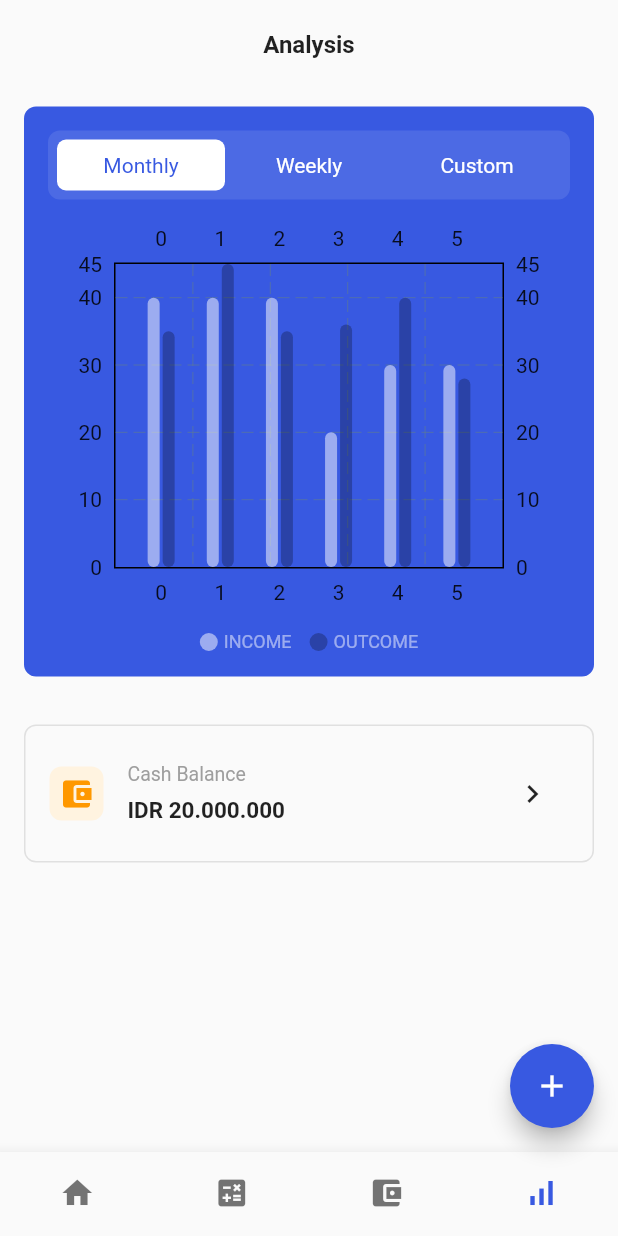
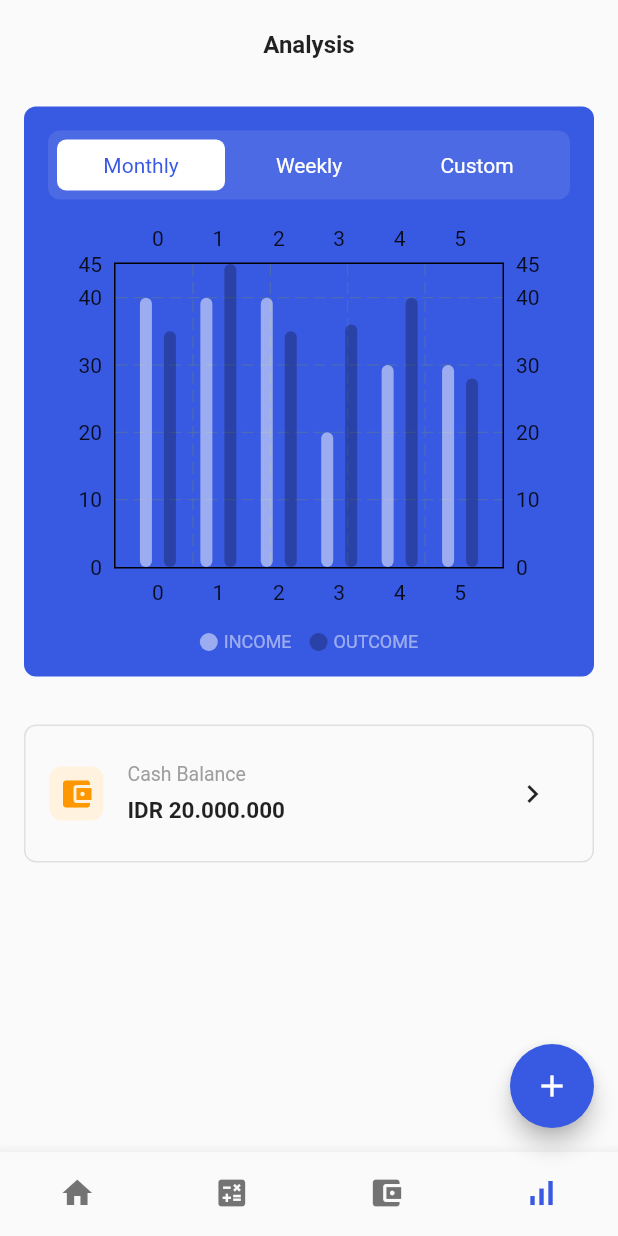
Before and after one commit to JAICHANGPARK/flutter_notebook_17th_story, a Flutter app: the screen it shows after launch, item 4 of the bottom bar chosen, on a phone screen of 412 x 824 dp. Run offline on Flutter 3.47's test engine with Material 2 defaults, Android fonts, the phone set to English and light mode, and no system bars; drawn by our look-alikes of fl_chart; our stand-ins replace cached_network_image, flutter_riverpod, ionicons, percent_indicator; network calls fail.

Commit message:
Update finance_chart_component.dart

```diff
--- a/lib/ep1004_finance_app/src/ui/finance_chart_component.dart
+++ b/lib/ep1004_finance_app/src/ui/finance_chart_component.dart
@@ -152,27 +152,30 @@ class _FinanceChartComponentState extends State<FinanceChartComponent> {
                     padding: const EdgeInsets.symmetric(vertical: 12),
                     child: BarChart(BarChartData(
                         barGroups: [
-                          BarChartGroupData(x: 0, barRods: [
+                          BarChartGroupData(x: 0,
+                              barsSpace: 8,
+                              barRods: [
+                            BarChartRodData(y: 40, colors: [Colors.white.withOpacity(0.5)]),
+
+                            BarChartRodData(y: 35, colors: [Colors.black26])
+                          ]),
+                          BarChartGroupData(x: 1,    barsSpace: 8,barRods: [
+                            BarChartRodData(y: 40, colors: [Colors.white.withOpacity(0.5)]),
+                            BarChartRodData(y: 45, colors: [Colors.black26])
+                          ]),
+                          BarChartGroupData(x: 2,    barsSpace: 8,barRods: [
                             BarChartRodData(y: 40, colors: [Colors.white.withOpacity(0.5)]),
                             BarChartRodData(y: 35, colors: [Colors.black26])
                           ]),
-                          BarChartGroupData(x: 1, barRods: [
-                            BarChartRodData(y: 40, colors: [Colors.white.withOpacity(0.5)]),
-                            BarChartRodData(y: 45, colors: [Colors.black26])
-                          ]),
-                          BarChartGroupData(x: 2, barRods: [
-                            BarChartRodData(y: 40, colors: [Colors.white.withOpacity(0.5)]),
-                            BarChartRodData(y: 35, colors: [Colors.black26])
-                          ]),
-                          BarChartGroupData(x: 3, barRods: [
+                          BarChartGroupData(x: 3,   barsSpace: 8, barRods: [
                             BarChartRodData(y: 20, colors: [Colors.white.withOpacity(0.5)]),
                             BarChartRodData(y: 36, colors: [Colors.black26])
                           ]),
-                          BarChartGroupData(x: 4, barRods: [
+                          BarChartGroupData(x: 4,   barsSpace: 8, barRods: [
                             BarChartRodData(y: 30, colors: [Colors.white.withOpacity(0.5)]),
                             BarChartRodData(y: 40, colors: [Colors.black26])
                           ]),
-                          BarChartGroupData(x: 5, barRods: [
+                          BarChartGroupData(x: 5,    barsSpace: 8,barRods: [
                             BarChartRodData(y: 30, colors: [Colors.white.withOpacity(0.5)]),
                             BarChartRodData(y: 28, colors: [Colors.black26])
                           ])
```
